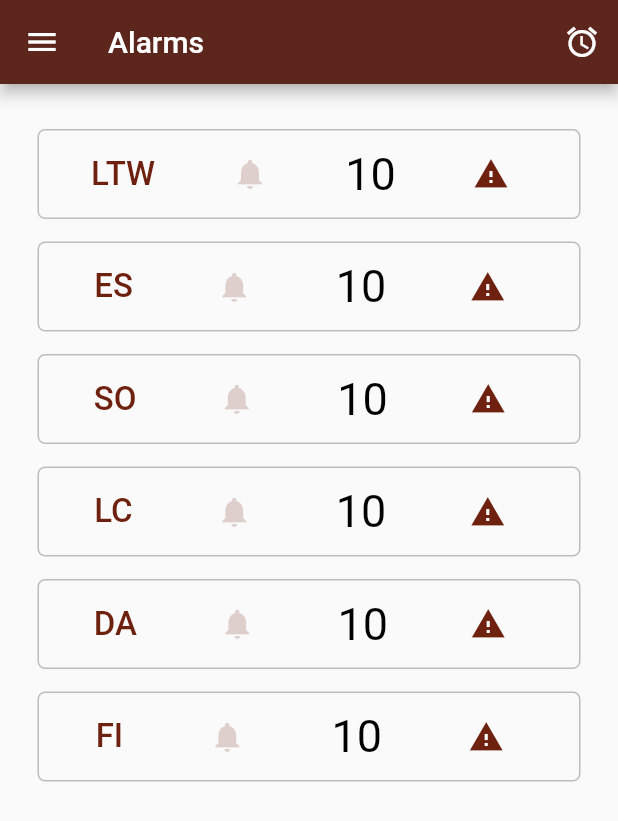
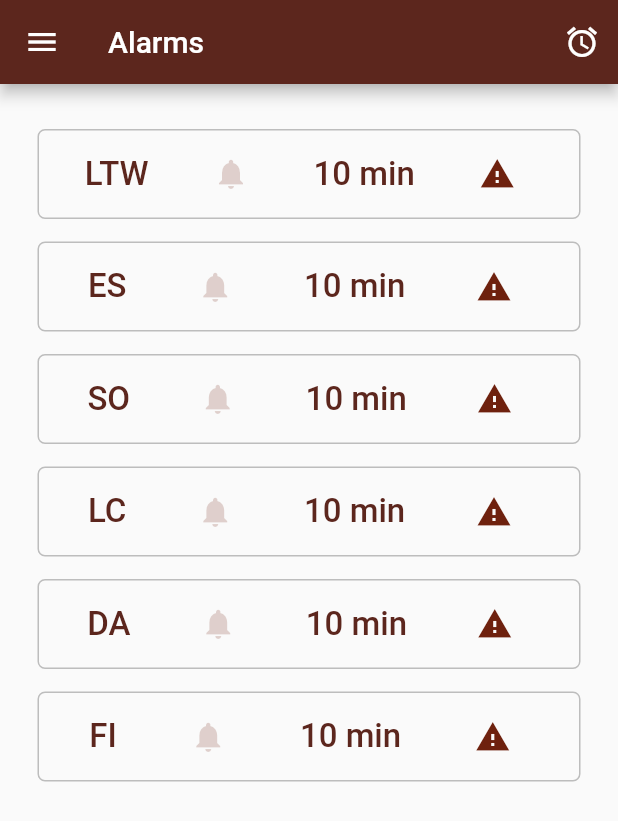
Before and after one commit to letziou/ESOF_project, a Flutter app: the screen it shows after launch, on a phone screen of 412 x 824 dp. Shown: the top 821 px of the screen. Run offline on Flutter 3.47's test engine with Material 2 defaults, Android fonts, the phone set to English and light mode, and no system bars; our stand-ins replace adaptive_theme, flutter_local_notifications, timezone; missing offline and left inert: flutter_material_pickers.

Commit message:
changed palette color for text and changed to the right text

```diff
--- a/notification/lib/mainscreen.dart
+++ b/notification/lib/mainscreen.dart
@@ -1,5 +1,6 @@
 import 'package:flutter/gestures.dart';
 import 'package:flutter/material.dart';
+import 'package:notification/palette.dart';
 import 'package:notification/screens/tester.dart';
 import 'package:adaptive_theme/adaptive_theme.dart';
 import 'package:flutter_material_pickers/flutter_material_pickers.dart';
@@ -77,7 +78,7 @@ class _MainScreenState extends State<MainScreen> {
                     entries[index],
                     style: TextStyle(
                         fontSize: 22,
-                        color: Color.fromARGB(255, 110, 33, 14),
+                        color: Palette.kToDark,
                         fontWeight: FontWeight.w500),
                   ),
                   IconButton(
@@ -95,17 +96,15 @@ class _MainScreenState extends State<MainScreen> {
                   RichText(
                     text: TextSpan(
                       text: null,
-                      style: TextStyle(fontSize: 30, color: Colors.black),
                       children: <TextSpan>[
                         TextSpan(
-                            text: times[index].toString(),
+                            text: times[index].toString() + ' min',
                             recognizer: TapGestureRecognizer()
                               ..onTap = () {
                                 print('The button is clicked!');
                               },
-                            style: TextStyle(
-                              color: Colors.black,
-                            )),
+                          style: TextStyle(fontSize: 22, color: Palette.kToDark,
+                              fontWeight: FontWeight.w500),),
                       ],
                     ),
                   ),
```
